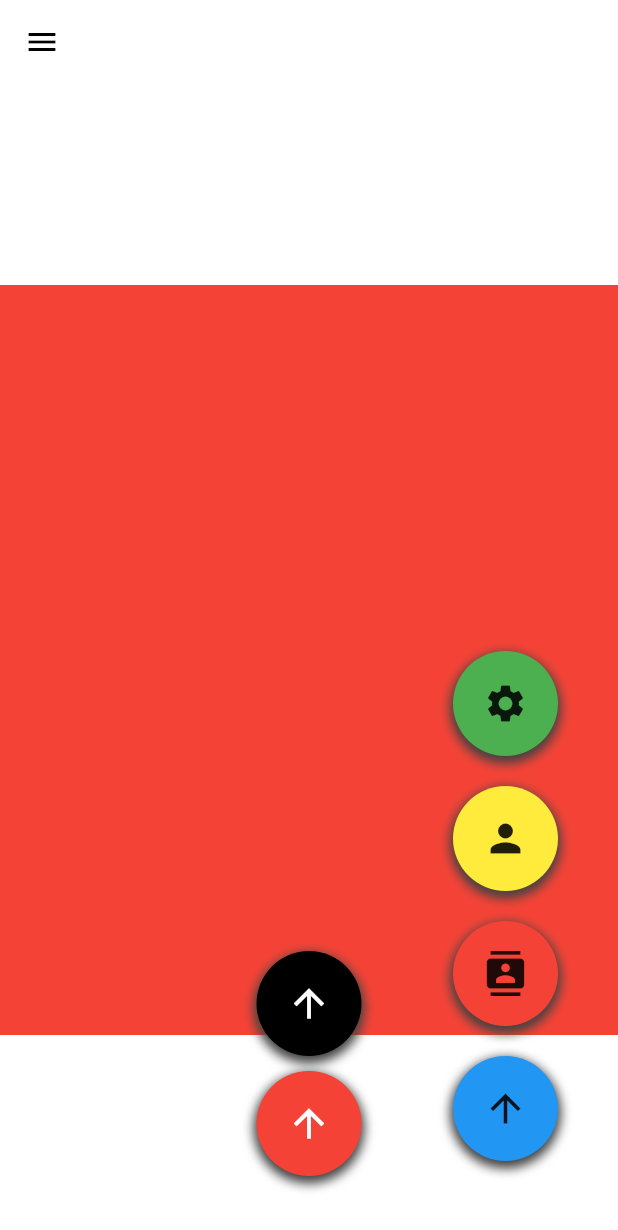
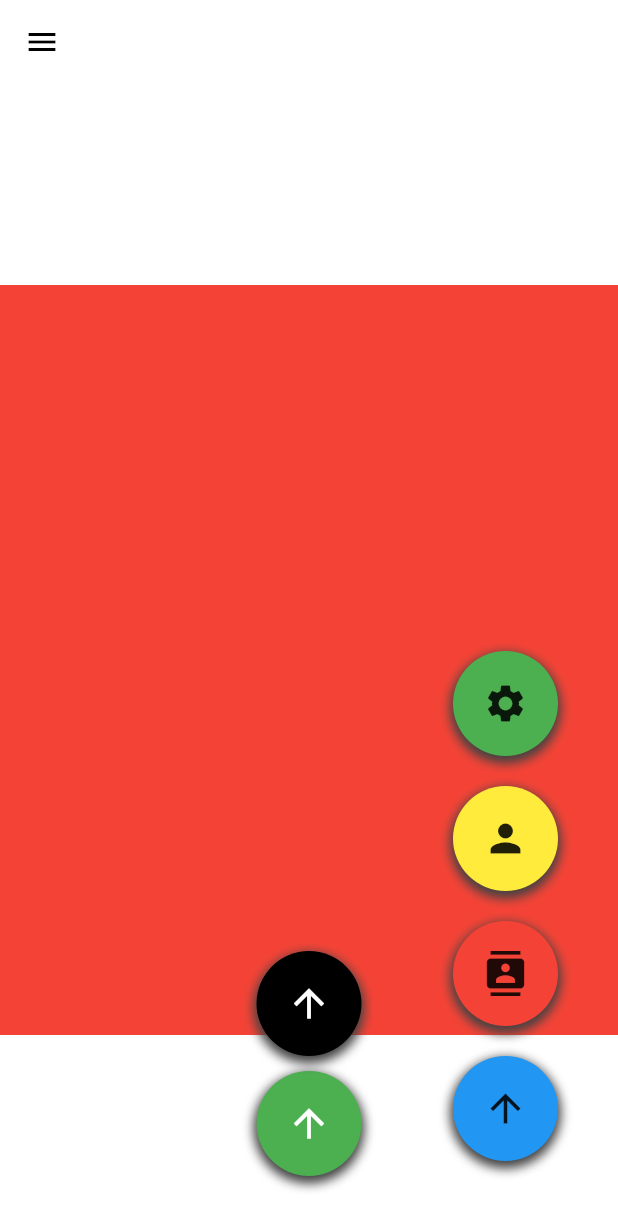
Before and after one commit to beidemichael/movingApp, a Flutter app: the Home screen opened directly, on a phone screen of 412 x 824 dp. Shown: the top 1230 px of the screen. Run offline on Flutter 3.47's test engine with Material 2 defaults, Android fonts, the phone set to English and light mode, and no system bars.

Commit message:
changed the last button to green

```diff
--- a/lib/home.dart
+++ b/lib/home.dart
@@ -141,7 +141,7 @@ class _HomeState extends State<Home> {
                   height: 70,
                   width: 70,
                   decoration: BoxDecoration(
-                    color: Colors.red,
+                    color: Colors.green,
                     borderRadius: const BorderRadius.all(
                       Radius.circular(50),
                     ),
```
